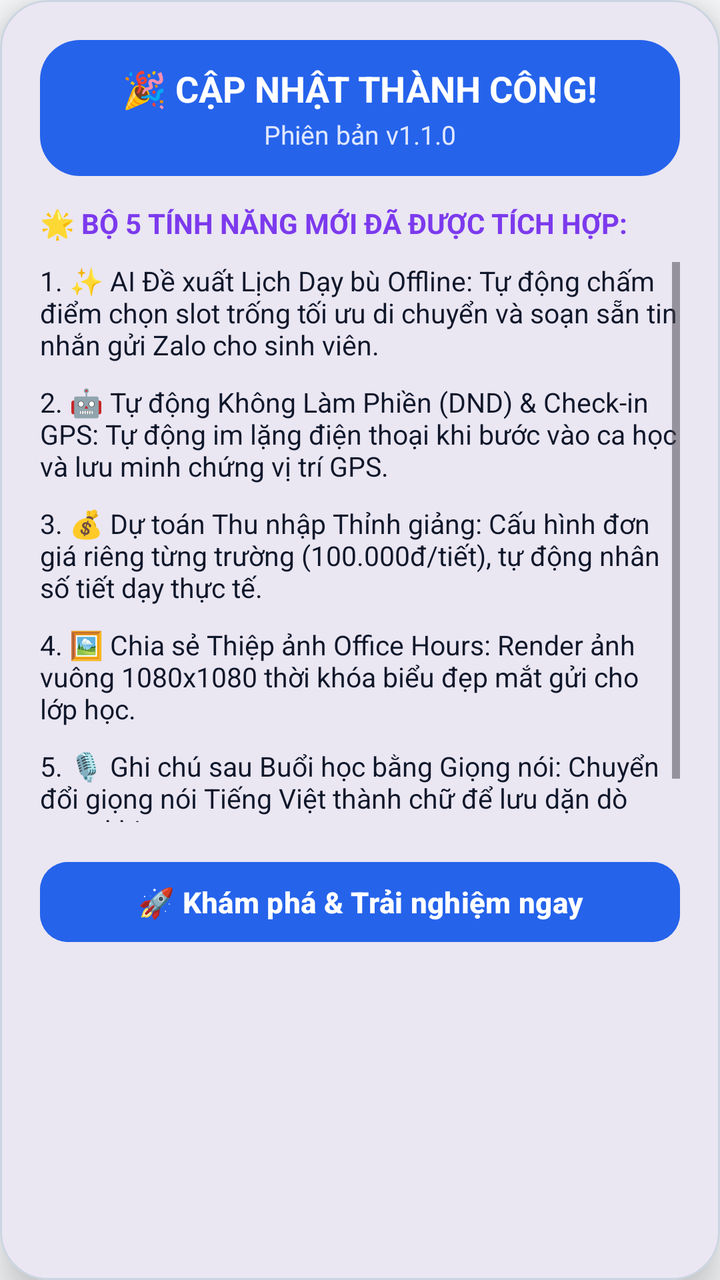
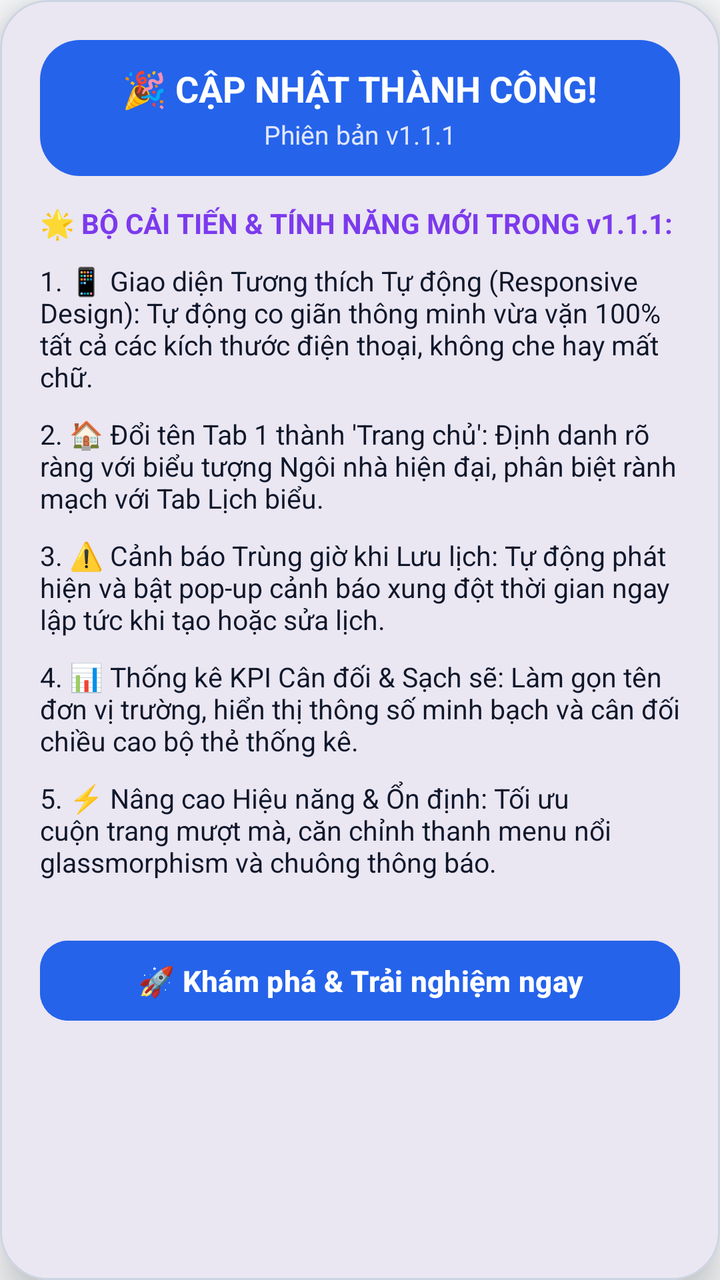

Screens rendered from an Android XML layout before and after an edit, with the pre-edit source and the edit as a unified diff.
<!-- AndroidManifest.xml: application theme Theme.LectuPlan -->
<!-- res/layout/dialog_whats_new.xml -->
<?xml version="1.0" encoding="utf-8"?>
<com.google.android.material.card.MaterialCardView
    xmlns:android="http://schemas.android.com/apk/res/android"
    xmlns:app="http://schemas.android.com/apk/res-auto"
    android:layout_width="match_parent"
    android:layout_height="wrap_content"
    android:layout_margin="16dp"
    app:cardCornerRadius="24dp"
    app:cardElevation="12dp"
    app:strokeWidth="1dp"
    app:strokeColor="@color/border_default"
    app:cardBackgroundColor="@color/surface_card">

    <LinearLayout
        android:layout_width="match_parent"
        android:layout_height="wrap_content"
        android:orientation="vertical"
        android:padding="20dp">

        
        <LinearLayout
            android:layout_width="match_parent"
            android:layout_height="wrap_content"
            android:orientation="vertical"
            android:gravity="center"
            android:padding="12dp"
            android:background="@drawable/bg_chip_selected"
            android:layout_marginBottom="14dp">

            <TextView
                android:layout_width="wrap_content"
                android:layout_height="wrap_content"
                android:text="🎉 CẬP NHẬT THÀNH CÔNG!"
                android:textColor="#FFFFFF"
                android:textSize="18sp"
                android:textStyle="bold" />

            <TextView
                android:id="@+id/tvWhatsNewVersion"
                android:layout_width="wrap_content"
                android:layout_height="wrap_content"
                android:layout_marginTop="2dp"
                android:text="Phiên bản v1.1.0"
                android:textColor="#E0E7FF"
                android:textSize="13sp" />
        </LinearLayout>

        <TextView
            android:layout_width="wrap_content"
            android:layout_height="wrap_content"
            android:text="🌟 BỘ 5 TÍNH NĂNG MỚI ĐÃ ĐƯỢC TÍCH HỢP:"
            android:textColor="@color/accent_purple"
            android:textSize="14sp"
            android:textStyle="bold"
            android:layout_marginBottom="10dp" />

        
        <androidx.core.widget.NestedScrollView
            android:layout_width="match_parent"
            android:layout_height="280dp"
            android:fillViewport="true"
            android:scrollbars="vertical"
            android:layout_marginBottom="16dp">

            <LinearLayout
                android:layout_width="match_parent"
                android:layout_height="wrap_content"
                android:orientation="vertical">

                <TextView
                    android:layout_width="match_parent"
                    android:layout_height="wrap_content"
                    android:text="1. ✨ AI Đề xuất Lịch Dạy bù Offline: Tự động chấm điểm chọn slot trống tối ưu di chuyển và soạn sẵn tin nhắn gửi Zalo cho sinh viên."
                    android:textSize="13.5sp"
                    android:textColor="@color/text_primary"
                    android:layout_marginBottom="10dp" />

                <TextView
                    android:layout_width="match_parent"
                    android:layout_height="wrap_content"
                    android:text="2. 🤖 Tự động Không Làm Phiền (DND) &amp; Check-in GPS: Tự động im lặng điện thoại khi bước vào ca học và lưu minh chứng vị trí GPS."
                    android:textSize="13.5sp"
                    android:textColor="@color/text_primary"
                    android:layout_marginBottom="10dp" />

                <TextView
                    android:layout_width="match_parent"
                    android:layout_height="wrap_content"
                    android:text="3. 💰 Dự toán Thu nhập Thỉnh giảng: Cấu hình đơn giá riêng từng trường (100.000đ/tiết), tự động nhân số tiết dạy thực tế."
                    android:textSize="13.5sp"
                    android:textColor="@color/text_primary"
                    android:layout_marginBottom="10dp" />

                <TextView
                    android:layout_width="match_parent"
                    android:layout_height="wrap_content"
                    android:text="4. 🖼️ Chia sẻ Thiệp ảnh Office Hours: Render ảnh vuông 1080x1080 thời khóa biểu đẹp mắt gửi cho lớp học."
                    android:textSize="13.5sp"
                    android:textColor="@color/text_primary"
                    android:layout_marginBottom="10dp" />

                <TextView
                    android:layout_width="match_parent"
                    android:layout_height="wrap_content"
                    android:text="5. 🎙️ Ghi chú sau Buổi học bằng Giọng nói: Chuyển đổi giọng nói Tiếng Việt thành chữ để lưu dặn dò ngay khi tan ca."
                    android:textSize="13.5sp"
                    android:textColor="@color/text_primary"
                    android:layout_marginBottom="10dp" />

            </LinearLayout>
        </androidx.core.widget.NestedScrollView>

        <com.google.android.material.button.MaterialButton
            android:id="@+id/btnWhatsNewClose"
            android:layout_width="match_parent"
            android:layout_height="48dp"
            android:text="🚀 Khám phá &amp; Trải nghiệm ngay"
            android:textColor="#FFFFFF"
            android:backgroundTint="#2563EB"
            android:textSize="14.5sp"
            android:textStyle="bold"
            app:cornerRadius="14dp" />

    </LinearLayout>
</com.google.android.material.card.MaterialCardView>
<!-- resources referenced by this layout -->
<resources>
  <color name="accent_purple">#7C3AED</color>
  <color name="border_default">#CBD5E1</color>
  <color name="surface_card">#FFFFFF</color>
  <color name="text_primary">#0F172A</color>
  <!-- drawable bg_chip_selected (drawable) -->
  <?xml version="1.0" encoding="utf-8"?>
  <shape xmlns:android="http://schemas.android.com/apk/res/android"
      android:shape="rectangle">
      <solid android:color="#2563EB" />
      <corners android:radius="20dp" />
  </shape>
  <style name="Theme.LectuPlan" parent="Base.Theme.LectuPlan" />
  <style name="Base.Theme.LectuPlan" parent="Theme.Material3.DayNight.NoActionBar">
          <item name="android:windowBackground">@color/window_background</item>
          <item name="colorSurface">@color/surface_card</item>
          <item name="colorOnSurface">@color/text_primary</item>
          <item name="colorSurfaceVariant">@color/surface_card_secondary</item>
          <item name="colorOnSurfaceVariant">@color/text_secondary</item>
          
          <item name="android:windowLightStatusBar" tools:targetApi="23">true</item>
          <item name="android:windowLightNavigationBar" tools:targetApi="27">true</item>
      </style>
  <color name="window_background">#F8FAFC</color>
  <color name="surface_card_secondary">#F1F5F9</color>
  <color name="text_secondary">#475569</color>
</resources>

<!-- the commit's change to res/layout/dialog_whats_new.xml (unified diff, before → after) -->
@@ -40,7 +40,7 @@
                 android:layout_width="wrap_content"
                 android:layout_height="wrap_content"
                 android:layout_marginTop="2dp"
-                android:text="Phiên bản v1.1.0"
+                android:text="Phiên bản v1.1.1"
                 android:textColor="#E0E7FF"
                 android:textSize="13sp" />
         </LinearLayout>
@@ -48,7 +48,7 @@
         <TextView
             android:layout_width="wrap_content"
             android:layout_height="wrap_content"
-            android:text="🌟 BỘ 5 TÍNH NĂNG MỚI ĐÃ ĐƯỢC TÍCH HỢP:"
+            android:text="🌟 BỘ CẢI TIẾN &amp; TÍNH NĂNG MỚI TRONG v1.1.1:"
             android:textColor="@color/accent_purple"
             android:textSize="14sp"
             android:textStyle="bold"
@@ -57,7 +57,8 @@
         
         <androidx.core.widget.NestedScrollView
             android:layout_width="match_parent"
-            android:layout_height="280dp"
+            android:layout_height="0dp"
+            android:layout_weight="1"
             android:fillViewport="true"
             android:scrollbars="vertical"
             android:layout_marginBottom="16dp">
@@ -70,7 +71,7 @@
                 <TextView
                     android:layout_width="match_parent"
                     android:layout_height="wrap_content"
-                    android:text="1. ✨ AI Đề xuất Lịch Dạy bù Offline: Tự động chấm điểm chọn slot trống tối ưu di chuyển và soạn sẵn tin nhắn gửi Zalo cho sinh viên."
+                    android:text="1. 📱 Giao diện Tương thích Tự động (Responsive Design): Tự động co giãn thông minh vừa vặn 100% tất cả các kích thước điện thoại, không che hay mất chữ."
                     android:textSize="13.5sp"
                     android:textColor="@color/text_primary"
                     android:layout_marginBottom="10dp" />
@@ -78,7 +79,7 @@
                 <TextView
                     android:layout_width="match_parent"
                     android:layout_height="wrap_content"
-                    android:text="2. 🤖 Tự động Không Làm Phiền (DND) &amp; Check-in GPS: Tự động im lặng điện thoại khi bước vào ca học và lưu minh chứng vị trí GPS."
+                    android:text="2. 🏠 Đổi tên Tab 1 thành 'Trang chủ': Định danh rõ ràng với biểu tượng Ngôi nhà hiện đại, phân biệt rành mạch với Tab Lịch biểu."
                     android:textSize="13.5sp"
                     android:textColor="@color/text_primary"
                     android:layout_marginBottom="10dp" />
@@ -86,7 +87,7 @@
                 <TextView
                     android:layout_width="match_parent"
                     android:layout_height="wrap_content"
-                    android:text="3. 💰 Dự toán Thu nhập Thỉnh giảng: Cấu hình đơn giá riêng từng trường (100.000đ/tiết), tự động nhân số tiết dạy thực tế."
+                    android:text="3. ⚠️ Cảnh báo Trùng giờ khi Lưu lịch: Tự động phát hiện và bật pop-up cảnh báo xung đột thời gian ngay lập tức khi tạo hoặc sửa lịch."
                     android:textSize="13.5sp"
                     android:textColor="@color/text_primary"
                     android:layout_marginBottom="10dp" />
@@ -94,7 +95,7 @@
                 <TextView
                     android:layout_width="match_parent"
                     android:layout_height="wrap_content"
-                    android:text="4. 🖼️ Chia sẻ Thiệp ảnh Office Hours: Render ảnh vuông 1080x1080 thời khóa biểu đẹp mắt gửi cho lớp học."
+                    android:text="4. 📊 Thống kê KPI Cân đối &amp; Sạch sẽ: Làm gọn tên đơn vị trường, hiển thị thông số minh bạch và cân đối chiều cao bộ thẻ thống kê."
                     android:textSize="13.5sp"
                     android:textColor="@color/text_primary"
                     android:layout_marginBottom="10dp" />
@@ -102,7 +103,7 @@
                 <TextView
                     android:layout_width="match_parent"
                     android:layout_height="wrap_content"
-                    android:text="5. 🎙️ Ghi chú sau Buổi học bằng Giọng nói: Chuyển đổi giọng nói Tiếng Việt thành chữ để lưu dặn dò ngay khi tan ca."
+                    android:text="5. ⚡ Nâng cao Hiệu năng &amp; Ổn định: Tối ưu cuộn trang mượt mà, căn chỉnh thanh menu nổi glassmorphism và chuông thông báo."
                     android:textSize="13.5sp"
                     android:textColor="@color/text_primary"
                     android:layout_marginBottom="10dp" />
